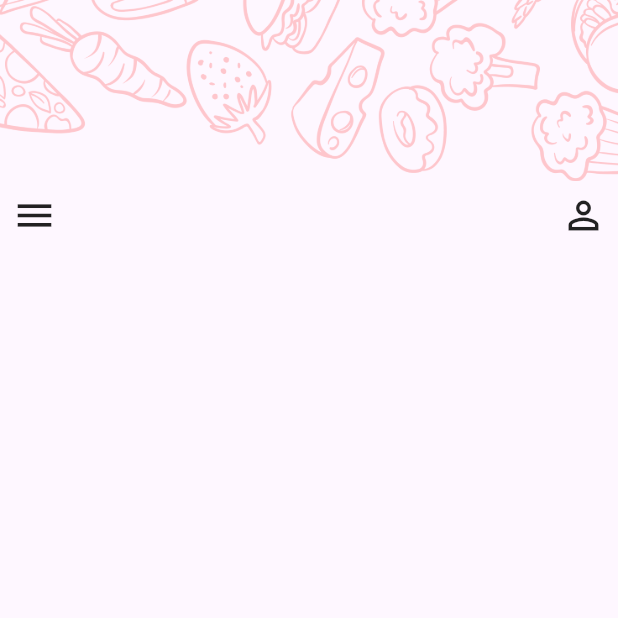
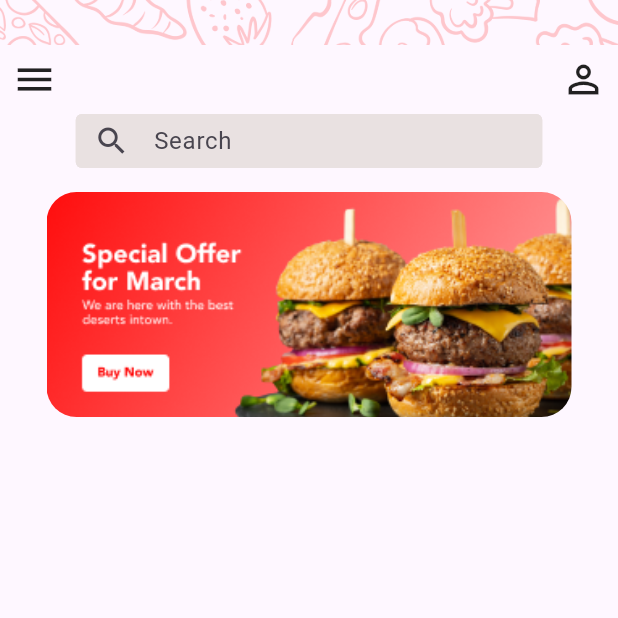
Before and after one commit to yunusemredurmus/food_app_v1, a Flutter app: the screen it shows after launch, after a tap on "Skip", on a phone screen of 412 x 824 dp, the top half of it. Run offline on Flutter 3.47's test engine with Material 3 defaults, Android fonts, the phone set to English and light mode, and no system bars.

Commit message:
Add image and text field to login screen

```diff
--- a/lib/screens/login_screen.dart
+++ b/lib/screens/login_screen.dart
@@ -12,6 +12,7 @@ class LoginScreen extends StatelessWidget {
             image: AssetImage('assets/images/Pattern.png'),
             width: double.infinity,
             fit: BoxFit.cover,
+            height: 30,
           ),
           Padding(
             padding: EdgeInsets.all(8.0),
@@ -25,9 +26,38 @@ class LoginScreen extends StatelessWidget {
                 ),
                 Icon(Icons.person_outline, size: 30),
               ],
-
             ),
-          )
+          ),
+          SizedBox(
+            width: 311,
+            height: 36,
+            child: TextField(
+              decoration: InputDecoration(
+                border: OutlineInputBorder(),
+                labelText: "Search",
+                prefixIcon: Icon(Icons.search),
+                filled: true,
+                fillColor: Color.fromARGB(255, 233, 225, 225),
+                enabledBorder: OutlineInputBorder(
+                  borderSide: BorderSide(
+                    color: Color.fromARGB(255, 233, 225, 225),
+                  ),
+                ),
+              ),
+            ),
+          ),
+          SizedBox(
+            height: 16,
+          ),
+          ClipRRect(
+            borderRadius: BorderRadius.all(Radius.circular(20)),
+            child: Image(
+              image: AssetImage('assets/images/menu.png'),
+              width: 350,
+              height: 150,
+              fit: BoxFit.cover,
+            ),
+          ),
         ],
       ),
     );
```
Also changed, not shown: assets/images/menu.png (added).
